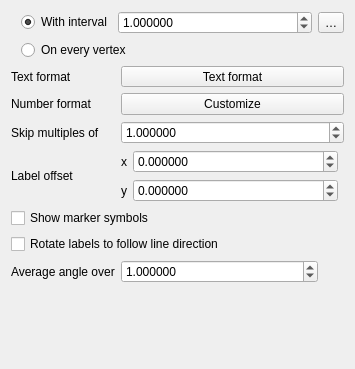
Above: src/ui/symbollayer/qgslinearreferencingsymbollayerwidgetbase.ui from nyalldawson/QGIS before the change. Below: the same form after it.
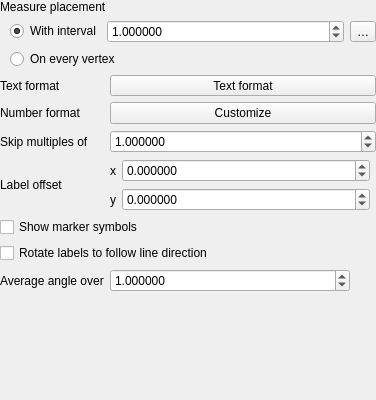
That is the form after the change. Custom widgets are drawn as their Qt base class.

Patch:
```diff
--- a/src/ui/symbollayer/qgslinearreferencingsymbollayerwidgetbase.ui
+++ b/src/ui/symbollayer/qgslinearreferencingsymbollayerwidgetbase.ui
@@ -6,15 +6,121 @@
    <rect>
     <x>0</x>
     <y>0</y>
-    <width>355</width>
-    <height>369</height>
+    <width>376</width>
+    <height>400</height>
    </rect>
   </property>
   <property name="windowTitle">
    <string notr="true">Linear Referencing Symbol Layer</string>
   </property>
   <layout class="QGridLayout" name="gridLayout">
-   <item row="0" column="0" colspan="2">
+   <property name="leftMargin">
+    <number>0</number>
+   </property>
+   <property name="topMargin">
+    <number>0</number>
+   </property>
+   <property name="rightMargin">
+    <number>0</number>
+   </property>
+   <property name="bottomMargin">
+    <number>0</number>
+   </property>
+   <item row="5" column="1">
+    <layout class="QGridLayout" name="gridLayout_2">
+     <property name="leftMargin">
+      <number>0</number>
+     </property>
+     <property name="topMargin">
+      <number>0</number>
+     </property>
+     <property name="rightMargin">
+      <number>0</number>
+     </property>
+     <property name="bottomMargin">
+      <number>0</number>
+     </property>
+     <item row="0" column="0">
+      <widget class="QLabel" name="label_7">
+       <property name="text">
+        <string>x</string>
+       </property>
+      </widget>
+     </item>
+     <item row="0" column="1">
+      <widget class="QgsDoubleSpinBox" name="mSpinLabelOffsetX">
+       <property name="sizePolicy">
+        <sizepolicy hsizetype="Expanding" vsizetype="Fixed">
+         <horstretch>1</horstretch>
+         <verstretch>0</verstretch>
+        </sizepolicy>
+       </property>
+       <property name="decimals">
+        <number>6</number>
+       </property>
+       <property name="minimum">
+        <double>-99999999.989999994635582</double>
+       </property>
+       <property name="maximum">
+        <double>99999999.989999994635582</double>
+       </property>
+       <property name="singleStep">
+        <double>0.200000000000000</double>
+       </property>
+      </widget>
+     </item>
+     <item row="1" column="0">
+      <widget class="QLabel" name="label_6">
+       <property name="text">
+        <string>y</string>
+       </property>
+      </widget>
+     </item>
+     <item row="1" column="1">
+      <widget class="QgsDoubleSpinBox" name="mSpinLabelOffsetY">
+       <property name="sizePolicy">
+        <sizepolicy hsizetype="Minimum" vsizetype="Fixed">
+         <horstretch>1</horstretch>
+         <verstretch>0</verstretch>
+        </sizepolicy>
+       </property>
+       <property name="decimals">
+        <number>6</number>
+       </property>
+       <property name="minimum">
+        <double>-99999999.989999994635582</double>
+       </property>
+       <property name="maximum">
+        <double>99999999.989999994635582</double>
+       </property>
+       <property name="singleStep">
+        <double>0.200000000000000</double>
+       </property>
+      </widget>
+     </item>
+     <item row="0" column="2" rowspan="2">
+      <widget class="QgsUnitSelectionWidget" name="mLabelOffsetUnitWidget" native="true">
+       <property name="minimumSize">
+        <size>
+         <width>0</width>
+         <height>0</height>
+        </size>
+       </property>
+       <property name="focusPolicy">
+        <enum>Qt::StrongFocus</enum>
+       </property>
+      </widget>
+     </item>
+    </layout>
+   </item>
+   <item row="5" column="0">
+    <widget class="QLabel" name="label_3">
+     <property name="text">
+      <string>Label offset</string>
+     </property>
+    </widget>
+   </item>
+   <item row="1" column="0" colspan="2">
     <layout class="QGridLayout" name="gridLayout_3">
      <property name="leftMargin">
       <number>0</number>
@@ -96,7 +202,7 @@
      </item>
     </layout>
    </item>
-   <item row="1" column="1">
+   <item row="2" column="1">
     <widget class="QgsFontButton" name="mTextFormatButton">
      <property name="sizePolicy">
       <sizepolicy hsizetype="Preferred" vsizetype="Fixed">
@@ -109,160 +215,80 @@
      </property>
     </widget>
    </item>
-   <item row="6" column="0">
-    <widget class="QLabel" name="label_3">
-     <property name="text">
-      <string>Label offset</string>
-     </property>
-    </widget>
-   </item>
-   <item row="6" column="1">
-    <layout class="QGridLayout" name="gridLayout_2">
-     <property name="leftMargin">
-      <number>0</number>
-     </property>
-     <property name="topMargin">
-      <number>0</number>
-     </property>
-     <property name="rightMargin">
-      <number>0</number>
-     </property>
-     <property name="bottomMargin">
-      <number>0</number>
-     </property>
-     <item row="0" column="0">
-      <widget class="QLabel" name="label_7">
-       <property name="text">
-        <string>x</string>
-       </property>
-      </widget>
-     </item>
-     <item row="0" column="1">
-      <widget class="QgsDoubleSpinBox" name="mSpinLabelOffsetX">
-       <property name="sizePolicy">
-        <sizepolicy hsizetype="Expanding" vsizetype="Fixed">
-         <horstretch>1</horstretch>
-         <verstretch>0</verstretch>
-        </sizepolicy>
-       </property>
-       <property name="decimals">
-        <number>6</number>
-       </property>
-       <property name="minimum">
-        <double>-99999999.989999994635582</double>
-       </property>
-       <property name="maximum">
-        <double>99999999.989999994635582</double>
-       </property>
-       <property name="singleStep">
-        <double>0.200000000000000</double>
-       </property>
-      </widget>
-     </item>
-     <item row="1" column="0">
-      <widget class="QLabel" name="label_6">
-       <property name="text">
-        <string>y</string>
-       </property>
-      </widget>
-     </item>
-     <item row="1" column="1">
-      <widget class="QgsDoubleSpinBox" name="mSpinLabelOffsetY">
-       <property name="sizePolicy">
-        <sizepolicy hsizetype="Minimum" vsizetype="Fixed">
-         <horstretch>1</horstretch>
-         <verstretch>0</verstretch>
-        </sizepolicy>
-       </property>
-       <property name="decimals">
-        <number>6</number>
-       </property>
-       <property name="minimum">
-        <double>-99999999.989999994635582</double>
-       </property>
-       <property name="maximum">
-        <double>99999999.989999994635582</double>
-       </property>
-       <property name="singleStep">
-        <double>0.200000000000000</double>
-       </property>
-      </widget>
-     </item>
-     <item row="0" column="2" rowspan="2">
-      <widget class="QgsUnitSelectionWidget" name="mLabelOffsetUnitWidget" native="true">
-       <property name="minimumSize">
-        <size>
-         <width>0</width>
-         <height>0</height>
-        </size>
-       </property>
-       <property name="focusPolicy">
-        <enum>Qt::FocusPolicy::StrongFocus</enum>
-       </property>
-      </widget>
-     </item>
-    </layout>
-   </item>
-   <item row="3" column="1">
-    <widget class="QgsDoubleSpinBox" name="mSpinSkipMultiples">
-     <property name="sizePolicy">
-      <sizepolicy hsizetype="Minimum" vsizetype="Fixed">
-       <horstretch>1</horstretch>
-       <verstretch>0</verstretch>
-      </sizepolicy>
-     </property>
-     <property name="decimals">
-      <number>6</number>
-     </property>
-     <property name="maximum">
-      <double>10000000.000000000000000</double>
-     </property>
-     <property name="singleStep">
-      <double>0.200000000000000</double>
-     </property>
-     <property name="value">
-      <double>1.000000000000000</double>
-     </property>
-     <property name="showClearButton" stdset="0">
-      <bool>false</bool>
-     </property>
-    </widget>
-   </item>
-   <item row="10" column="1">
-    <spacer name="spacer">
+   <item row="9" column="0">
+    <spacer name="verticalSpacer">
      <property name="orientation">
-      <enum>Qt::Orientation::Vertical</enum>
+      <enum>Qt::Vertical</enum>
      </property>
      <property name="sizeHint" stdset="0">
       <size>
-       <width>0</width>
-       <height>0</height>
+       <width>20</width>
+       <height>40</height>
       </size>
      </property>
     </spacer>
    </item>
-   <item row="3" column="0">
+   <item row="6" column="0" colspan="2">
+    <widget class="QCheckBox" name="mCheckShowMarker">
+     <property name="text">
+      <string>Show marker symbols</string>
+     </property>
+    </widget>
+   </item>
+   <item row="4" column="0">
     <widget class="QLabel" name="label_2">
      <property name="text">
       <string>Skip multiples of</string>
      </property>
     </widget>
    </item>
-   <item row="1" column="0">
-    <widget class="QLabel" name="label">
-     <property name="text">
-      <string>Text format</string>
-     </property>
-    </widget>
-   </item>
-   <item row="2" column="1">
+   <item row="3" column="1">
     <widget class="QPushButton" name="mNumberFormatPushButton">
      <property name="text">
       <string>Customize</string>
      </property>
     </widget>
    </item>
-   <item row="2" column="0">
+   <item row="8" column="1">
+    <layout class="QHBoxLayout" name="horizontalLayout">
+     <item>
+      <widget class="QgsDoubleSpinBox" name="mSpinAverageAngleLength">
+       <property name="sizePolicy">
+        <sizepolicy hsizetype="Minimum" vsizetype="Fixed">
+         <horstretch>1</horstretch>
+         <verstretch>0</verstretch>
+        </sizepolicy>
+       </property>
+       <property name="decimals">
+        <number>6</number>
+       </property>
+       <property name="maximum">
+        <double>10000000.000000000000000</double>
+       </property>
+       <property name="singleStep">
+        <double>0.200000000000000</double>
+       </property>
+       <property name="value">
+        <double>1.000000000000000</double>
+       </property>
+      </widget>
+     </item>
+     <item>
+      <widget class="QgsUnitSelectionWidget" name="mAverageAngleUnit" native="true">
+       <property name="minimumSize">
+        <size>
+         <width>20</width>
+         <height>0</height>
+        </size>
+       </property>
+       <property name="focusPolicy">
+        <enum>Qt::TabFocus</enum>
+       </property>
+      </widget>
+     </item>
+    </layout>
+   </item>
+   <item row="3" column="0">
     <widget class="QLabel" name="mUnitLabelLabel_2">
      <property name="text">
       <string>Number format</string>
@@ -275,65 +301,58 @@
      </property>
     </widget>
    </item>
-   <item row="7" column="0" colspan="2">
-    <widget class="QCheckBox" name="mCheckShowMarker">
-     <property name="text">
-      <string>Show marker symbols</string>
-     </property>
-    </widget>
-   </item>
-   <item row="9" column="0">
+   <item row="8" column="0">
     <widget class="QLabel" name="label_4">
      <property name="text">
       <string>Average angle over</string>
      </property>
     </widget>
    </item>
-   <item row="8" column="0" colspan="2">
+   <item row="2" column="0">
+    <widget class="QLabel" name="label">
+     <property name="text">
+      <string>Text format</string>
+     </property>
+    </widget>
+   </item>
+   <item row="7" column="0" colspan="2">
     <widget class="QCheckBox" name="mCheckRotate">
      <property name="text">
       <string>Rotate labels to follow line direction</string>
      </property>
     </widget>
    </item>
-   <item row="9" column="1">
-    <layout class="QHBoxLayout" name="horizontalLayout">
-     <item>
-      <widget class="QgsDoubleSpinBox" name="mSpinAverageAngleLength">
-       <property name="sizePolicy">
-        <sizepolicy hsizetype="Minimum" vsizetype="Fixed">
-         <horstretch>1</horstretch>
-         <verstretch>0</verstretch>
-        </sizepolicy>
-       </property>
-       <property name="decimals">
-        <number>6</number>
-       </property>
-       <property name="maximum">
-        <double>10000000.000000000000000</double>
-       </property>
-       <property name="singleStep">
-        <double>0.200000000000000</double>
-       </property>
-       <property name="value">
-        <double>1.000000000000000</double>
-       </property>
-      </widget>
-     </item>
-     <item>
-      <widget class="QgsUnitSelectionWidget" name="mAverageAngleUnit" native="true">
-       <property name="minimumSize">
-        <size>
-         <width>20</width>
-         <height>0</height>
-        </size>
-       </property>
-       <property name="focusPolicy">
-        <enum>Qt::FocusPolicy::TabFocus</enum>
-       </property>
-      </widget>
-     </item>
-    </layout>
+   <item row="4" column="1">
+    <widget class="QgsDoubleSpinBox" name="mSpinSkipMultiples">
+     <property name="sizePolicy">
+      <sizepolicy hsizetype="Minimum" vsizetype="Fixed">
+       <horstretch>1</horstretch>
+       <verstretch>0</verstretch>
+      </sizepolicy>
+     </property>
+     <property name="decimals">
+      <number>6</number>
+     </property>
+     <property name="maximum">
+      <double>10000000.000000000000000</double>
+     </property>
+     <property name="singleStep">
+      <double>0.200000000000000</double>
+     </property>
+     <property name="value">
+      <double>1.000000000000000</double>
+     </property>
+     <property name="showClearButton" stdset="0">
+      <bool>false</bool>
+     </property>
+    </widget>
+   </item>
+   <item row="0" column="0" colspan="2">
+    <widget class="QLabel" name="label_5">
+     <property name="text">
+      <string>Measure placement</string>
+     </property>
+    </widget>
    </item>
   </layout>
  </widget>
```
Left out of the diff: 7 changed lines with no effect on the pictures.
